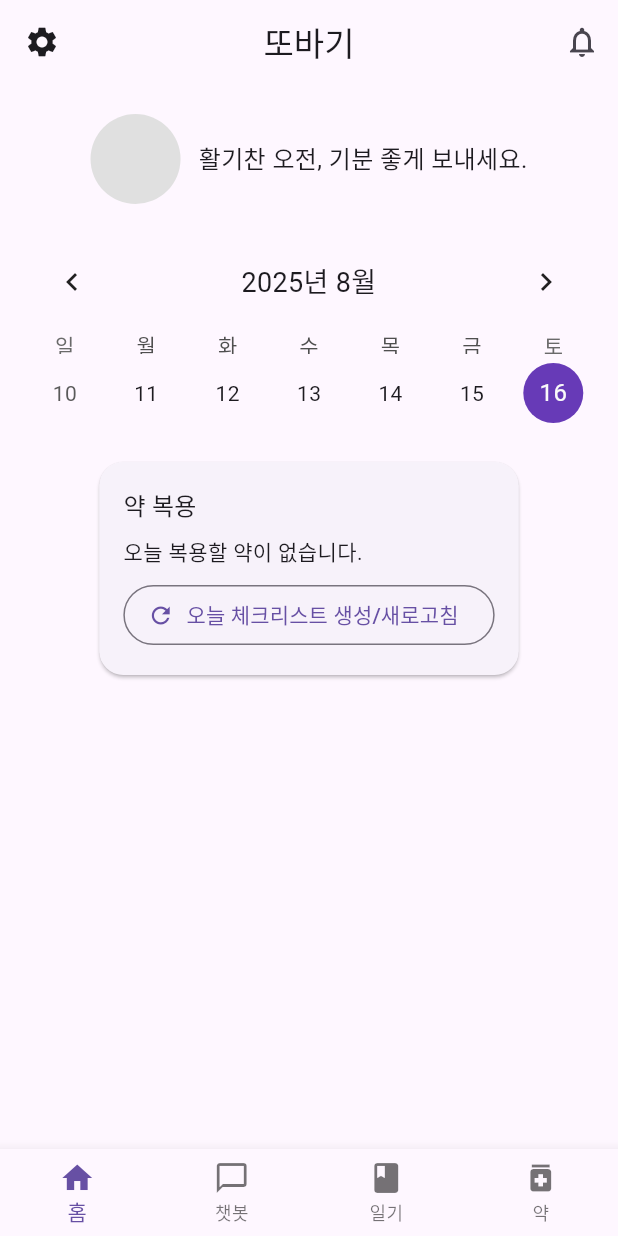
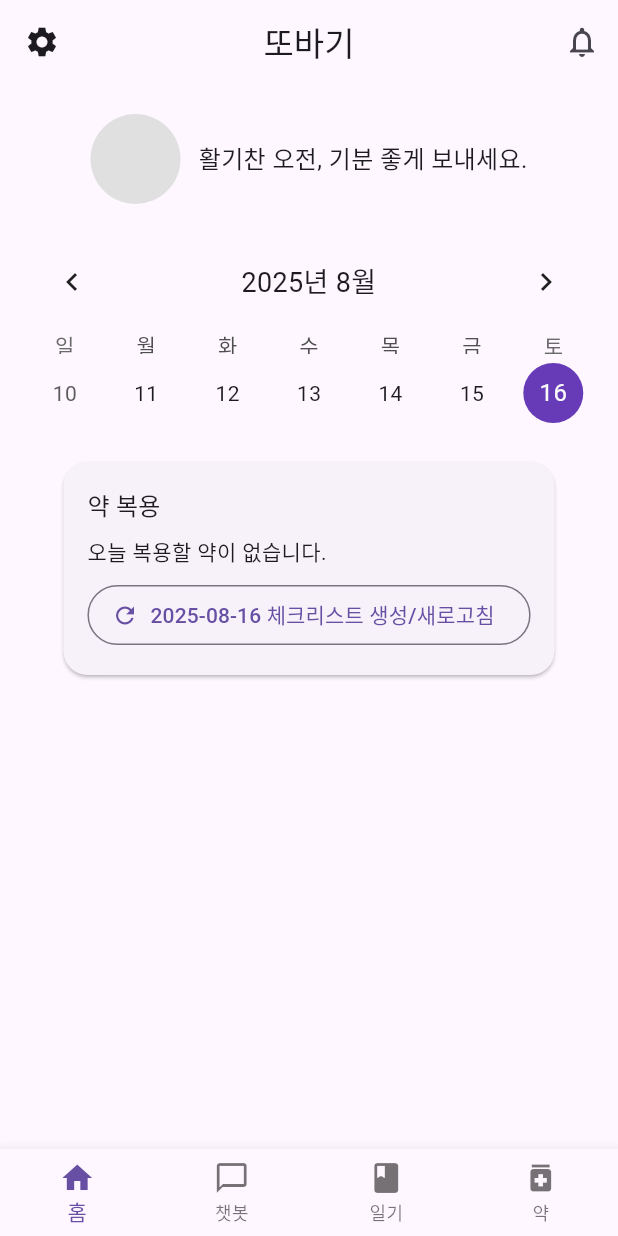
Before and after one commit to tkddus21/ddobaki, a Flutter app: the HomeScreen screen opened by its route, after a tap on the "notifications none" icon, on a phone screen of 412 x 824 dp. Run offline on Flutter 3.47's test engine with Material 3 defaults, Android fonts, the phone set to English and light mode, and no system bars; drawn by our look-alikes of table_calendar; our stand-ins replace cloud_firestore, firebase_auth, firebase_core, fl_chart, google_sign_in, just_audio and 2 more; missing offline and left inert: flutter_sound, record; accounts and stored records are empty; Roboto replaces fonts that are missing (NanumGothic).

Commit message:
오늘 복용 체크리스트 버그 수정 & 미래 복용 일정도 생성되도록 개선

```diff
--- a/FrontEnd/lib/screens/elder/home_screen.dart
+++ b/FrontEnd/lib/screens/elder/home_screen.dart
@@ -7,6 +7,7 @@ import 'diary_screen.dart';
 import 'medication_screen.dart';
 import 'package:firebase_auth/firebase_auth.dart';
 
+// medication_screen.dart에 ensureDosesForDate/ensureTodayDoses 가 정의되어 있어야 합니다.
 
 class HomeScreen extends StatefulWidget {
   @override
@@ -23,7 +24,9 @@ class _HomeScreenState extends State<HomeScreen> {
   void initState() {
     super.initState();
     _selectedDay = _focusedDay;
-    ensureTodayDoses(FirebaseAuth.instance.currentUser!.uid); // 오늘 날짜 체크리스트 생성 보장
+    // 시작 시 현재 포커스된 날짜(오늘)에 대해 체크리스트 생성 보장
+    final uid = FirebaseAuth.instance.currentUser!.uid;
+    ensureDosesForDate(uid, _focusedDay);
   }
 
   String _getGreeting() {
@@ -43,13 +46,10 @@ class _HomeScreenState extends State<HomeScreen> {
     setState(() => _selectedIndex = index);
   }
 
-  String _formatDate(DateTime date) {
-    return DateFormat('yyyy-MM-dd').format(date);
-  }
+  String _formatDate(DateTime date) => DateFormat('yyyy-MM-dd').format(date);
 
   Widget _buildMedicationStatusCard() {
     final uid = FirebaseAuth.instance.currentUser!.uid;
-
     final selected = _selectedDay ?? DateTime.now();
     final dayId = DateFormat('yyyy-MM-dd').format(selected);
 
@@ -69,6 +69,7 @@ Widget _buildMedicationStatusCard() {
         child: StreamBuilder<QuerySnapshot<Map<String, dynamic>>>(
           stream: dosesRef.orderBy('scheduledAt').snapshots(),
           builder: (context, snapshot) {
+            // 로딩 표시
             if (snapshot.connectionState == ConnectionState.waiting) {
               return const SizedBox(
                 height: 120,
@@ -78,6 +79,7 @@ Widget _buildMedicationStatusCard() {
 
             final docs = snapshot.data?.docs ?? const [];
             if (docs.isEmpty) {
+              // 선택된 날짜용 생성/새로고침 버튼 제공
               final isToday = DateUtils.isSameDay(selected, DateTime.now());
               return Column(
                 crossAxisAlignment: CrossAxisAlignment.start,
@@ -85,22 +87,21 @@ Widget _buildMedicationStatusCard() {
                   Text('약 복용', style: Theme.of(context).textTheme.titleMedium),
                   const SizedBox(height: 8),
                   Text(isToday ? '오늘 복용할 약이 없습니다.' : '해당 날짜에 복용 일정이 없습니다.'),
-                if (isToday) ...[
                   const SizedBox(height: 8),
                   OutlinedButton.icon(
                     onPressed: () async {
-                      await ensureTodayDoses(uid);
+                      await ensureDosesForDate(uid, selected);
                     },
                     icon: const Icon(Icons.refresh),
-                    label: const Text('오늘 체크리스트 생성/새로고침'),
+                    label: Text('${_formatDate(selected)} 체크리스트 생성/새로고침'),
                   ),
-                ],
                 ],
               );
             }
 
             final total = docs.length;
-          final taken = docs.where((d) => (d.data()['status'] == 'taken')).length;
+            final taken =
+                docs.where((d) => (d.data()['status'] == 'taken')).length;
             final progress = total == 0 ? 0.0 : taken / total;
 
             return Column(
@@ -138,7 +139,8 @@ Widget _buildMedicationStatusCard() {
                     final status = (data['status'] ?? 'pending') as String;
                     final isTaken = status == 'taken';
                     final sched = (data['scheduledAt'] as Timestamp?)?.toDate();
-                  final label = sched != null ? DateFormat('HH:mm').format(sched) : '-';
+                    final label =
+                        sched != null ? DateFormat('HH:mm').format(sched) : '-';
 
                     final overdue = !isTaken &&
                         sched != null &&
@@ -161,9 +163,11 @@ Widget _buildMedicationStatusCard() {
                           color: overdue ? Colors.redAccent : null,
                         ),
                       ),
-                    title: Text(medName, maxLines: 1, overflow: TextOverflow.ellipsis),
+                      title: Text(medName,
+                          maxLines: 1, overflow: TextOverflow.ellipsis),
                       subtitle: overdue
-                        ? const Text('예정 시간 경과', style: TextStyle(color: Colors.redAccent))
+                          ? const Text('예정 시간 경과',
+                              style: TextStyle(color: Colors.redAccent))
                           : null,
                     );
                   },
@@ -176,32 +180,26 @@ Widget _buildMedicationStatusCard() {
     );
   }
 
-
-
   Widget _buildHomeBody() {
     return SingleChildScrollView(
       child: Padding(
         padding: const EdgeInsets.symmetric(horizontal: 16.0),
         child: Column(
-          // 🔧 crossAxisAlignment를 제거하여 자식 위젯들이 중앙 정렬되도록 합니다.
           children: [
-            SizedBox(height: 20),
+            const SizedBox(height: 20),
             Row(
-              // 🔧 mainAxisAlignment를 center로 설정하여 중앙 정렬합니다.
               mainAxisAlignment: MainAxisAlignment.center,
               children: [
                 CircleAvatar(radius: 30, backgroundColor: Colors.grey[300]),
-                SizedBox(width: 12),
-                Flexible(
-                  child: Text(_getGreeting(), style: TextStyle(fontSize: 16)),
-                ),
+                const SizedBox(width: 12),
+                Flexible(child: Text(_getGreeting(), style: const TextStyle(fontSize: 16))),
               ],
             ),
-            SizedBox(height: 20),
+            const SizedBox(height: 20),
             TableCalendar(
               locale: 'ko_KR',
               firstDay: DateTime.utc(2020, 1, 1),
-              lastDay: DateTime.utc(2030, 12, 31),
+              lastDay: DateTime.utc(2035, 12, 31),
               focusedDay: _focusedDay,
               calendarFormat: _calendarFormat,
               availableCalendarFormats: const {
@@ -210,29 +208,32 @@ Widget _buildMedicationStatusCard() {
               },
               onFormatChanged: (format) {
                 if (_calendarFormat != format) {
-                  setState(() {
-                    _calendarFormat = format;
-                  });
+                  setState(() => _calendarFormat = format);
                 }
               },
               selectedDayPredicate: (day) => isSameDay(_selectedDay, day),
-              onDaySelected: (selectedDay, focusedDay) {
+              onDaySelected: (selectedDay, focusedDay) async {
                 setState(() {
                   _selectedDay = selectedDay;
                   _focusedDay = focusedDay;
                 });
+                // 선택된 날짜용 체크리스트 생성 보장
+                final uid = FirebaseAuth.instance.currentUser!.uid;
+                await ensureDosesForDate(uid, selectedDay);
               },
               calendarStyle: CalendarStyle(
-                selectedDecoration: BoxDecoration(color: Colors.deepPurple, shape: BoxShape.circle),
-                todayDecoration: BoxDecoration(color: Colors.deepPurple.shade200, shape: BoxShape.circle),
+                selectedDecoration:
+                    const BoxDecoration(color: Colors.deepPurple, shape: BoxShape.circle),
+                todayDecoration:
+                    BoxDecoration(color: Colors.deepPurple.shade200, shape: BoxShape.circle),
               ),
-              headerStyle: HeaderStyle(
+              headerStyle: const HeaderStyle(
                 formatButtonVisible: false,
                 titleCentered: true,
                 titleTextStyle: TextStyle(fontSize: 18.0),
               ),
             ),
-            SizedBox(height: 20),
+            const SizedBox(height: 20),
             _buildMedicationStatusCard(),
           ],
         ),
@@ -259,16 +260,15 @@ Widget _buildMedicationStatusCard() {
   Widget build(BuildContext context) {
     return Scaffold(
       appBar: AppBar(
-        // 🔧 AppBar를 다시 기본 스타일로 되돌리고 제목을 추가합니다.
-        title: Text('또바기'),
-        centerTitle: true, // 제목을 중앙에配置
+        title: const Text('또바기'),
+        centerTitle: true,
         leading: IconButton(
-          icon: Icon(Icons.settings),
+          icon: const Icon(Icons.settings),
           onPressed: () => Navigator.pushNamed(context, '/settings'),
         ),
         actions: [
           IconButton(
-            icon: Icon(Icons.notifications_none),
+            icon: const Icon(Icons.notifications_none),
             onPressed: () {},
           ),
         ],
--- a/FrontEnd/lib/screens/elder/medication_screen.dart
+++ b/FrontEnd/lib/screens/elder/medication_screen.dart
@@ -828,8 +828,7 @@ class _MedicationAddScreenState extends State<MedicationAddScreen> {
 //
 // ====== 유틸 & 오늘의 도즈 생성 (홈 캘린더용) ======
 //
-String todayId(DateTime now) =>
-    DateFormat('yyyy-MM-dd').format(now);
+String todayId(DateTime now) => DateFormat('yyyy-MM-dd').format(now);
 
 bool _isWithinDay(DateTime day, DateTime start, DateTime end) {
   final d = DateTime(day.year, day.month, day.day);
@@ -844,8 +843,7 @@ Future<void> ensureTodayDoses(String uid) async {
   final now = DateTime.now();
   final dayId = todayId(now);
 
-  final dayRef =
-      db.collection('users').doc(uid).collection('days').doc(dayId);
+  final dayRef = db.collection('users').doc(uid).collection('days').doc(dayId);
   final dosesRef = dayRef.collection('doses');
 
   // 이미 생성되어 있으면 스킵
@@ -870,20 +868,18 @@ Future<void> ensureTodayDoses(String uid) async {
   for (final m in medsSnap.docs) {
     final med = m.data();
     final name = med['name'] as String? ?? '';
-    final times =
-        (med['times'] as List?)?.cast<String>() ?? <String>[];
+    final times = (med['times'] as List?)?.cast<String>() ?? <String>[];
 
     final startAt = (med['startAt'] as Timestamp?)?.toDate();
-    final endAt = (med['endAt'] as Timestamp?)?.toDate();
+    final endAt   = (med['endAt']   as Timestamp?)?.toDate();
     if (startAt == null || endAt == null) continue;
     if (!_isWithinDay(now, startAt, endAt)) continue;
 
     // 요일 필터 (0=일..6=토)
-    final daysOfWeek =
-        (med['daysOfWeek'] as List?)?.cast<int>() ?? <int>[];
+    final daysOfWeek = (med['daysOfWeek'] as List?)?.cast<int>() ?? <int>[];
     if (daysOfWeek.isNotEmpty) {
-      // Dart weekday: Mon=1..Sun=7 → 0..6으로 변환 (Sun=0)
-      final dow0 = now.weekday % 7; // 1..6,7→0
+      // Dart weekday: Mon=1..Sun=7 → 0..6 (Sun=0)
+      final dow0 = now.weekday % 7; // 1..6, 7→0
       if (!daysOfWeek.contains(dow0)) continue;
     }
 
@@ -893,12 +889,96 @@ Future<void> ensureTodayDoses(String uid) async {
       if (parts.length != 2) continue;
       final hh = int.tryParse(parts[0]) ?? 0;
       final mm = int.tryParse(parts[1]) ?? 0;
-      final sched =
-          DateTime(now.year, now.month, now.day, hh, mm);
+      final sched = DateTime(now.year, now.month, now.day, hh, mm);
 
       // 중복 방지 키 → doseId
-      final key =
-          '${m.id}_${DateFormat('yyyyMMdd').format(now)}_$t';
+      final key    = '${m.id}_${DateFormat('yyyyMMdd').format(now)}_$t';
+      final doseId = sha1.convert(utf8.encode(key)).toString();
+
+      batch.set(dosesRef.doc(doseId), {
+        'medId': m.id,
+        'medName': name,
+        'scheduledAt': Timestamp.fromDate(sched),
+        'status': 'pending',
+        'takenAt': null,
+        'sourceKey': key,
+        'createdAt': FieldValue.serverTimestamp(),
+        'updatedAt': FieldValue.serverTimestamp(),
+      });
+    }
+  }
+
+  // ✅ 빠져 있던 커밋 + 함수 닫기
+  await batch.commit();
+}
+
+/// yyyy-MM-dd
+String dayIdOf(DateTime d) => DateFormat('yyyy-MM-dd').format(d);
+
+/// 선택한 날짜(day)의 체크리스트(doses) 자동 생성 (미래/과거 포함)
+Future<void> ensureDosesForDate(String uid, DateTime day) async {
+  final db = FirebaseFirestore.instance;
+
+  // 날짜를 자정 기준으로 보정 (시간 00:00:00)
+  final base  = DateTime(day.year, day.month, day.day);
+  final dayId = dayIdOf(base);
+
+  final dayRef   = db.collection('users').doc(uid).collection('days').doc(dayId);
+  final dosesRef = dayRef.collection('doses');
+
+  // 이미 생성되어 있으면 스킵
+  final exist = await dosesRef.limit(1).get();
+  if (exist.docs.isNotEmpty) return;
+
+  // 활성 약 목록
+  final medsSnap = await db
+      .collection('users')
+      .doc(uid)
+      .collection('medications')
+      .where('active', isEqualTo: true)
+      .get();
+
+  final batch = db.batch();
+
+  // days 컨테이너 보장
+  batch.set(dayRef, {
+    'date': dayId,
+    'createdAt': FieldValue.serverTimestamp(),
+  }, SetOptions(merge: true));
+
+  for (final m in medsSnap.docs) {
+    final med   = m.data();
+    final name  = med['name'] as String? ?? '';
+    final times = (med['times'] as List?)?.cast<String>() ?? <String>[];
+
+    final startAt = (med['startAt'] as Timestamp?)?.toDate();
+    final endAt   = (med['endAt']   as Timestamp?)?.toDate();
+    if (startAt == null || endAt == null) continue;
+
+    // 기간 필터: base 날짜가 [startAt, endAt] 범위 내인지
+    final inRange = () {
+      final d = DateTime(base.year, base.month, base.day);
+      final s = DateTime(startAt.year, startAt.month, startAt.day);
+      final e = DateTime(endAt.year,   endAt.month,   endAt.day, 23, 59, 59);
+      return !d.isBefore(s) && !d.isAfter(e);
+    }();
+    if (!inRange) continue;
+
+    // 요일 필터 (0=일..6=토)
+    final daysOfWeek = (med['daysOfWeek'] as List?)?.cast<int>() ?? <int>[];
+    if (daysOfWeek.isNotEmpty) {
+      final dow0 = base.weekday % 7; // Mon=1..Sun=7 → 0..6
+      if (!daysOfWeek.contains(dow0)) continue;
+    }
+
+    for (final t in times) {
+      final parts = t.split(':');
+      if (parts.length != 2) continue;
+      final hh = int.tryParse(parts[0]) ?? 0;
+      final mm = int.tryParse(parts[1]) ?? 0;
+      final sched = DateTime(base.year, base.month, base.day, hh, mm);
+
+      final key    = '${m.id}_${DateFormat('yyyyMMdd').format(base)}_$t';
       final doseId = sha1.convert(utf8.encode(key)).toString();
 
       batch.set(dosesRef.doc(doseId), {
```
Lines whose indentation alone changed are shown as unchanged.
